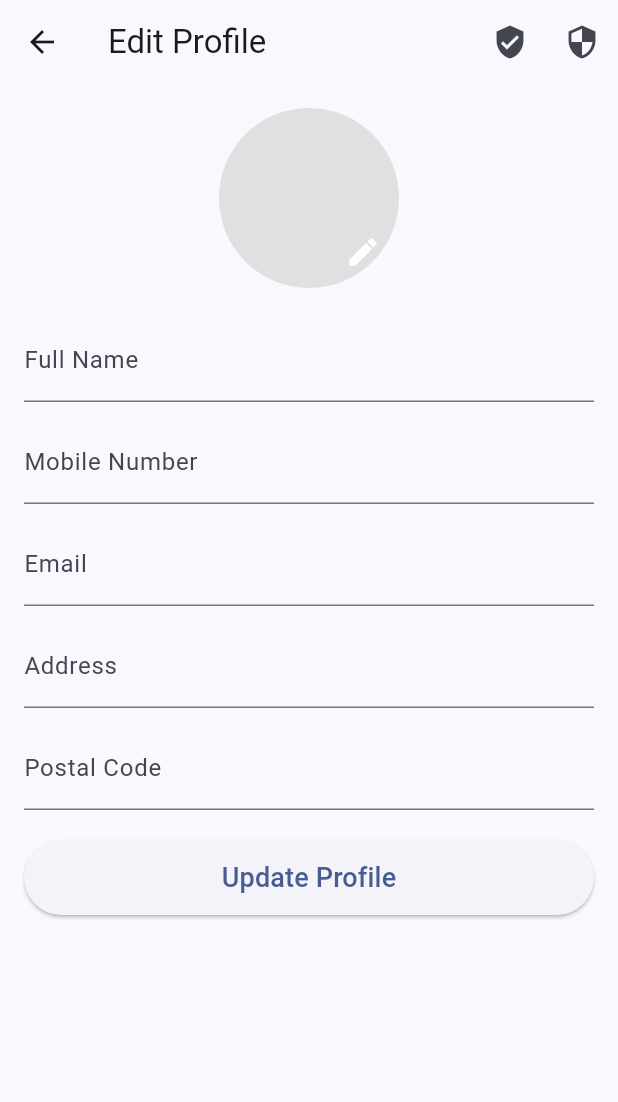
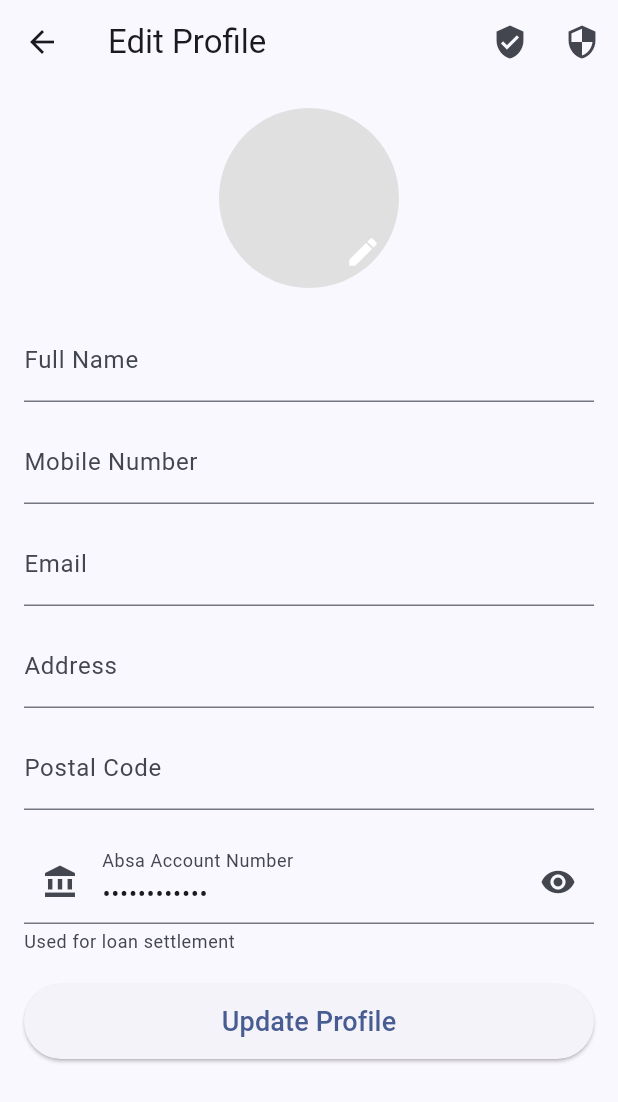
Before and after one commit to Veranzi/Jasho, a Flutter app: the UpdateProfilePage screen opened by its route, on a phone screen of 412 x 824 dp. Shown: the top 1102 px of the screen. Run offline on Flutter 3.47's test engine with Material 3 defaults, Android fonts, the phone set to English and light mode, and no system bars; our stand-ins replace fl_chart, printing; accounts and stored records are empty.

Commit message:
feat(profile): add Absa account field with mask toggle; wire to UserProvider.linkAbsaAccount

```diff
--- a/jashoo/lib/screens/settings/profile_update.dart
+++ b/jashoo/lib/screens/settings/profile_update.dart
@@ -1,4 +1,6 @@
 import 'package:flutter/material.dart';
+import 'package:provider/provider.dart';
+import '../../providers/user_provider.dart';
 
 class UpdateProfilePage extends StatefulWidget {
   const UpdateProfilePage({super.key});
@@ -15,6 +17,18 @@ class _UpdateProfilePageState extends State<UpdateProfilePage> {
   final emailController = TextEditingController();
   final addressController = TextEditingController();
   final pincodeController = TextEditingController();
+  final absaAccountController = TextEditingController();
+  bool _maskAbsa = true;
+
+  @override
+  void initState() {
+    super.initState();
+    // Preload Absa account if available
+    final profile = context.read<UserProvider>().profile;
+    if (profile?.absaAccountNumber != null) {
+      absaAccountController.text = profile!.absaAccountNumber!;
+    }
+  }
 
   @override
   void dispose() {
@@ -23,12 +37,16 @@ class _UpdateProfilePageState extends State<UpdateProfilePage> {
     emailController.dispose();
     addressController.dispose();
     pincodeController.dispose();
+    absaAccountController.dispose();
     super.dispose();
   }
 
   void _updateProfile() {
     if (_formKey.currentState!.validate()) {
-      // TODO: Hook up to backend / Firebase
+      final absa = absaAccountController.text.trim();
+      if (absa.isNotEmpty) {
+        context.read<UserProvider>().linkAbsaAccount(absa);
+      }
       ScaffoldMessenger.of(context).showSnackBar(
         const SnackBar(content: Text("Profile updated successfully!")),
       );
@@ -121,6 +139,31 @@ class _UpdateProfilePageState extends State<UpdateProfilePage> {
               ),
               const SizedBox(height: 20),
 
+              // Absa account number
+              TextFormField(
+                controller: absaAccountController,
+                keyboardType: TextInputType.number,
+                decoration: InputDecoration(
+                  labelText: "Absa Account Number",
+                  helperText: "Used for loan settlement",
+                  prefixIcon: const Icon(Icons.account_balance),
+                  suffixIcon: IconButton(
+                    onPressed: () => setState(() => _maskAbsa = !_maskAbsa),
+                    icon: Icon(_maskAbsa ? Icons.visibility : Icons.visibility_off),
+                  ),
+                ),
+                obscureText: _maskAbsa,
+                validator: (value) {
+                  final v = (value ?? '').trim();
+                  if (v.isEmpty) return null; // optional
+                  if (v.length < 8 || v.length > 20) return "Enter a valid account number";
+                  if (!RegExp(r'^\d+
+').hasMatch(v)) return "Digits only";
+                  return null;
+                },
+              ),
+              const SizedBox(height: 20),
+
               ElevatedButton(
                 onPressed: _updateProfile,
                 style: ElevatedButton.styleFrom(
```
